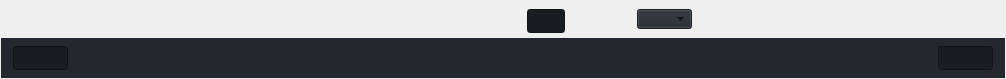
zenustech/zeno, file ui/zenoedit/timeline/ztimeline.ui: the form before one commit.
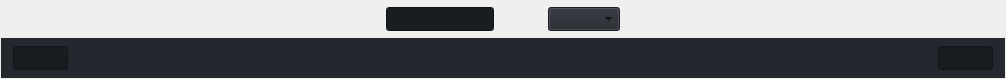
The form after the commit. Custom widgets are drawn as their Qt base class.

The edit to the form file:
```diff
--- a/ui/zenoedit/timeline/ztimeline.ui
+++ b/ui/zenoedit/timeline/ztimeline.ui
@@ -51,9 +51,9 @@
     <number>1</number>
    </property>
    <item>
-    <layout class="QHBoxLayout" name="timelineHLayout" stretch="0,0,0,0,0,0,0,0,0,0,0,0,0">
+    <layout class="QHBoxLayout" name="timelineHLayout" stretch="0,0,0,0,0,0,0,0,0">
      <property name="spacing">
-      <number>12</number>
+      <number>9</number>
      </property>
      <property name="topMargin">
       <number>6</number>
@@ -66,56 +66,9 @@
        <property name="orientation">
         <enum>Qt::Horizontal</enum>
        </property>
-       <property name="sizeType">
-        <enum>QSizePolicy::Fixed</enum>
-       </property>
        <property name="sizeHint" stdset="0">
         <size>
-         <width>256</width>
-         <height>20</height>
-        </size>
-       </property>
-      </spacer>
-     </item>
-     <item>
-      <widget class="ZToolButton" name="btnAlways" native="true">
-       <property name="sizePolicy">
-        <sizepolicy hsizetype="Fixed" vsizetype="Fixed">
-         <horstretch>0</horstretch>
-         <verstretch>0</verstretch>
-        </sizepolicy>
-       </property>
-       <property name="minimumSize">
-        <size>
-         <width>34</width>
-         <height>22</height>
-        </size>
-       </property>
-       <property name="maximumSize">
-        <size>
-         <width>34</width>
-         <height>22</height>
-        </size>
-       </property>
-      </widget>
-     </item>
-     <item>
-      <widget class="ZToolButton" name="btnRun" native="true"/>
-     </item>
-     <item>
-      <widget class="ZToolButton" name="btnKill" native="true"/>
-     </item>
-     <item>
-      <spacer name="middleSpacer">
-       <property name="orientation">
-        <enum>Qt::Horizontal</enum>
-       </property>
-       <property name="sizeType">
-        <enum>QSizePolicy::Fixed</enum>
-       </property>
-       <property name="sizeHint" stdset="0">
-        <size>
-         <width>200</width>
+         <width>40</width>
          <height>20</height>
         </size>
        </property>
@@ -124,21 +77,21 @@
      <item>
       <widget class="QLineEdit" name="editFrame">
        <property name="sizePolicy">
-        <sizepolicy hsizetype="Fixed" vsizetype="Fixed">
+        <sizepolicy hsizetype="Preferred" vsizetype="Preferred">
          <horstretch>0</horstretch>
          <verstretch>0</verstretch>
         </sizepolicy>
        </property>
        <property name="minimumSize">
         <size>
-         <width>38</width>
-         <height>24</height>
+         <width>0</width>
+         <height>0</height>
         </size>
        </property>
        <property name="maximumSize">
         <size>
-         <width>38</width>
-         <height>20</height>
+         <width>16777215</width>
+         <height>16777215</height>
         </size>
        </property>
        <property name="styleSheet">
@@ -235,7 +188,7 @@
      <item>
       <widget class="QComboBox" name="comboBox">
        <property name="sizePolicy">
-        <sizepolicy hsizetype="Fixed" vsizetype="Fixed">
+        <sizepolicy hsizetype="Preferred" vsizetype="Preferred">
          <horstretch>0</horstretch>
          <verstretch>0</verstretch>
         </sizepolicy>
@@ -248,8 +201,8 @@
        </property>
        <property name="maximumSize">
         <size>
-         <width>55</width>
-         <height>20</height>
+         <width>16777215</width>
+         <height>16777215</height>
         </size>
        </property>
        <property name="styleSheet">
```
Left out of the diff: 4 changed lines with no effect on the pictures.
